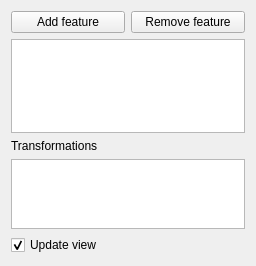
southseact-3d/fcd, file src/Mod/PartDesign/Gui/TaskMultiTransformParameters.ui: the form before one commit.
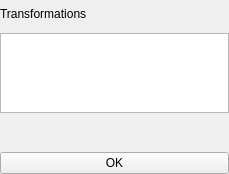
The form after the commit.

Commit message:
Refactor PD Pattern Tasks ui files
All files contain the same add/remove buttons and a feature list.

These common elements are moved into the TaskTransformedParameters.ui file.
The same goes for the common OK Button that is used in a MultiTransform.

The ui files for the patterns only contain their distinctive
parameters. And the common ui files contain an empy widget that will
be filled with the respective parameter widgets from the patterns.

Diff of the .ui file:
```diff
--- a/src/Mod/PartDesign/Gui/TaskMultiTransformParameters.ui
+++ b/src/Mod/PartDesign/Gui/TaskMultiTransformParameters.ui
@@ -6,48 +6,26 @@
    <rect>
     <x>0</x>
     <y>0</y>
-    <width>256</width>
-    <height>266</height>
+    <width>229</width>
+    <height>174</height>
    </rect>
   </property>
   <property name="windowTitle">
    <string notr="true">Form</string>
   </property>
-  <layout class="QVBoxLayout" name="verticalLayout">
-   <item>
-    <layout class="QHBoxLayout" name="horizontalLayout">
-     <item>
-      <widget class="QPushButton" name="buttonAddFeature">
-       <property name="text">
-        <string>Add feature</string>
-       </property>
-       <property name="checkable">
-        <bool>true</bool>
-       </property>
-      </widget>
-     </item>
-     <item>
-      <widget class="QPushButton" name="buttonRemoveFeature">
-       <property name="text">
-        <string>Remove feature</string>
-       </property>
-       <property name="checkable">
-        <bool>true</bool>
-       </property>
-      </widget>
-     </item>
-    </layout>
-   </item>
-   <item>
-    <widget class="QListWidget" name="listWidgetFeatures">
-     <property name="toolTip">
-      <string>List can be reordered by dragging</string>
-     </property>
-     <property name="dragDropMode">
-      <enum>QAbstractItemView::InternalMove</enum>
-     </property>
-    </widget>
-   </item>
+  <layout class="QVBoxLayout" name="verticalLayout" stretch="0,0,0,0">
+   <property name="leftMargin">
+    <number>0</number>
+   </property>
+   <property name="topMargin">
+    <number>0</number>
+   </property>
+   <property name="rightMargin">
+    <number>0</number>
+   </property>
+   <property name="bottomMargin">
+    <number>0</number>
+   </property>
    <item>
     <widget class="QLabel" name="label">
      <property name="text">
@@ -66,12 +44,12 @@
     </widget>
    </item>
    <item>
-    <widget class="QCheckBox" name="checkBoxUpdateView">
+    <widget class="QWidget" name="subFeatureWidget" native="true"/>
+   </item>
+   <item>
+    <widget class="QPushButton" name="buttonOK">
      <property name="text">
-      <string>Update view</string>
-     </property>
-     <property name="checked">
-      <bool>true</bool>
+      <string>OK</string>
      </property>
     </widget>
    </item>
```
Left out of the diff: 39 changed lines with no effect on the pictures. The commit also changes 6 other files.
